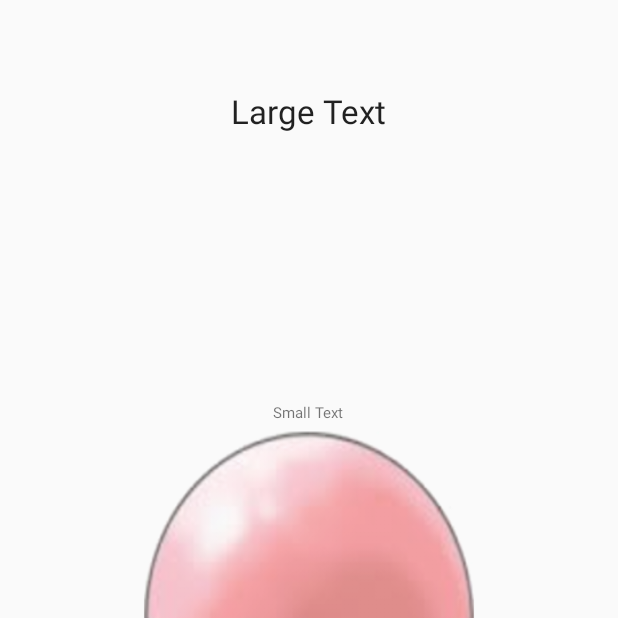
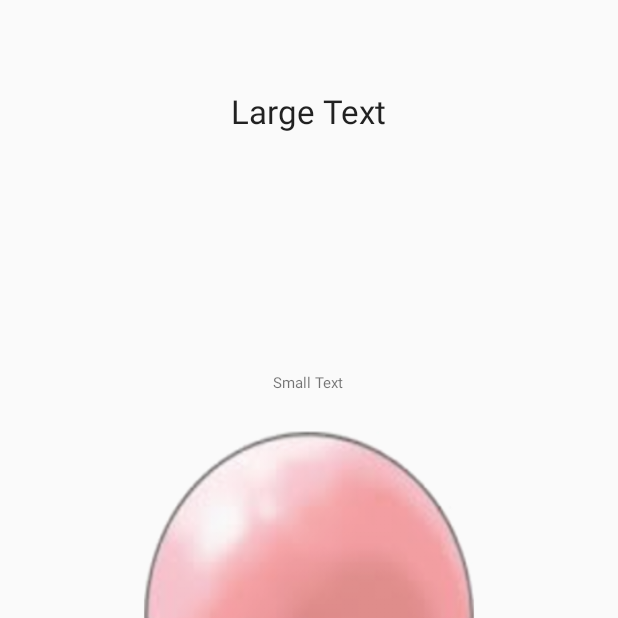
Before and after one commit to mbonitho/Dexter, an Android app: the DetailActivity screen opened directly, with no data from a screen before it, on a phone screen of 412 x 824 dp, the top half of it. Run offline under Robolectric (Android 15) with nearby library versions, the phone set to English and light mode, and no system bars; 3 statements that could not run were skipped.

Commit message:
modif le layout centrer

```diff
--- a/app/src/main/res/layout/activity_detail.xml
+++ b/app/src/main/res/layout/activity_detail.xml
@@ -40,5 +40,5 @@
         android:layout_marginRight="30dp"
         android:layout_below="@+id/imgPokeman"
         android:layout_centerHorizontal="true"
-        android:layout_marginTop="110dp" />
+        android:layout_marginTop="90dp" />
 </RelativeLayout>
--- a/app/src/main/res/layout/activity_list.xml
+++ b/app/src/main/res/layout/activity_list.xml
@@ -15,6 +15,7 @@
 
     <HorizontalScrollView
         android:id="@+id/svPokemons"
+        android:layout_marginTop="130dp"
         android:layout_width="match_parent"
         android:layout_height="match_parent"
         android:layout_alignParentStart="true"
```
